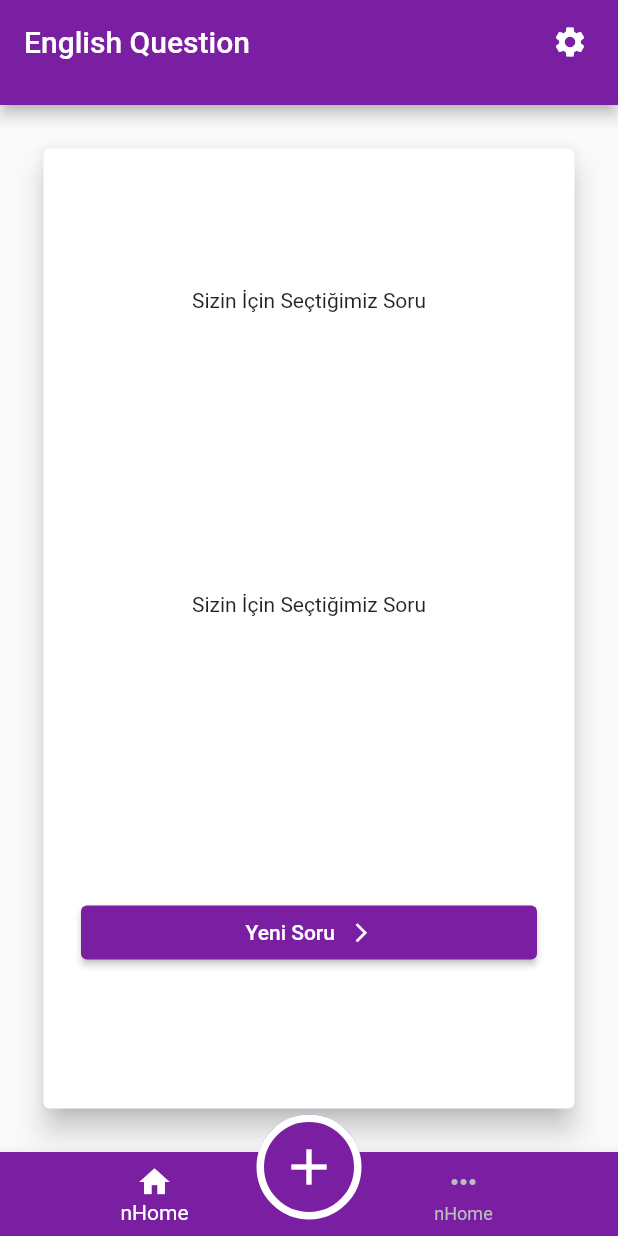
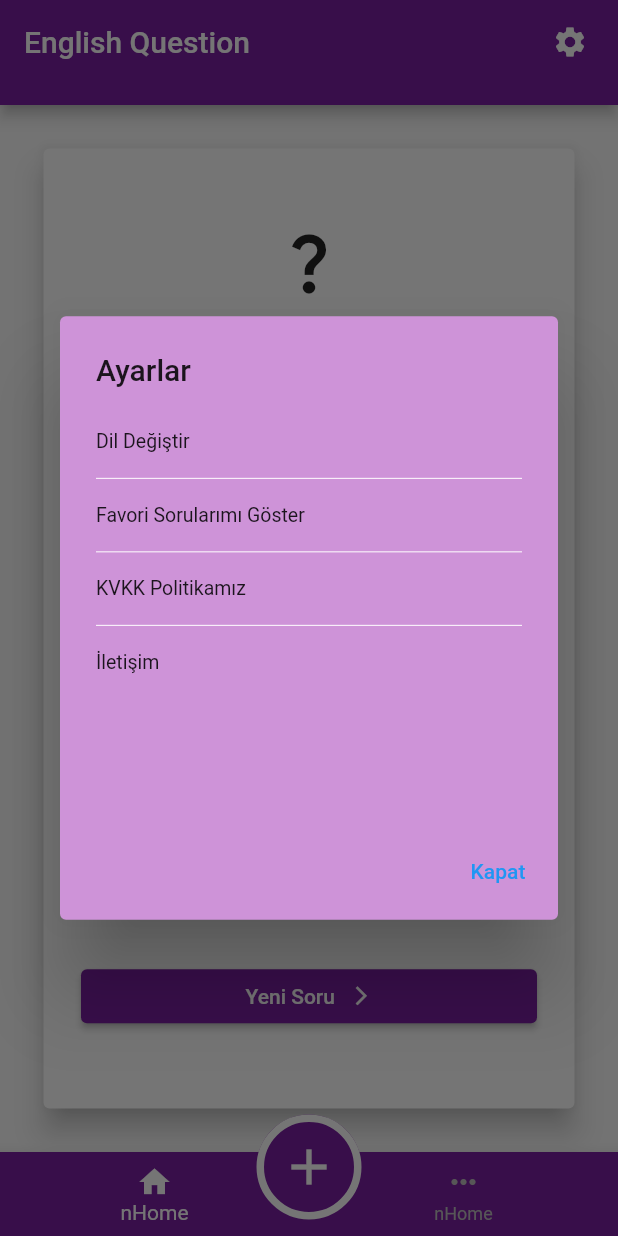
Before and after one commit to sercan46/Flutter-randomQuestion, a Flutter app: the screen it shows after launch, after a tap on the "settings" icon, on a phone screen of 412 x 824 dp. Run offline on Flutter 3.47's test engine with Material 2 defaults, Android fonts, the phone set to English and light mode, and no system bars; our stand-ins replace auto_size_text, easy_localization, form_builder_validators; missing offline and left inert: syncfusion_flutter_pdfviewer.

Commit message:
addSettingAndQuestionPage

```diff
--- a/lib/core/constants/navigation/navigation_constants.dart
+++ b/lib/core/constants/navigation/navigation_constants.dart
@@ -1,3 +1,6 @@
 class NavigationConstants {
+  static const DEFUALT = '/';
   static const HOME_PAGE = '/home';
+  static const ADD_QUESTION = '/add-question';
+  static const FAVORITE_LIST = '/favorite-list';
 }
--- a/lib/core/extension/helpers.dart
+++ b/lib/core/extension/helpers.dart
@@ -3,7 +3,9 @@ import 'package:flutter/material.dart';
 class Helpers {
   static const List<BottomNavigationBarItem> items = [
     BottomNavigationBarItem(
-        icon: Icon(Icons.home), label: 'nHome', backgroundColor: Colors.black),
+      icon: Icon(Icons.home),
+      label: 'nHome',
+    ),
     BottomNavigationBarItem(
       icon: Icon(Icons.more_horiz),
       label: 'nHome',
--- a/lib/core/init/navigation/INavigationService.dart
+++ b/lib/core/init/navigation/INavigationService.dart
@@ -1,7 +1,3 @@
-// <copyright file="INavigationService.dart" company="AcerPro Bilişim Teknolojileri A.Ş.">
-//     Copyright (c)
-// </copyright>
-
 abstract class INavigationService {
   Future<void> navigateToPage({String? path, Object? data});
   Future<void> navigateToPageClear({String? path, Object? data});
--- a/lib/core/init/navigation/navigation_route.dart
+++ b/lib/core/init/navigation/navigation_route.dart
@@ -1,10 +1,8 @@
-// <copyright file="navigation_route.dart" company="AcerPro Bilişim Teknolojileri A.Ş.">
-//     Copyright (c)
-// </copyright>
-
 import 'package:flutter/material.dart';
+import 'package:random_question/views/add_question/view/add_question_view.dart';
+import 'package:random_question/views/favorite_list/view/favorite_list.dart';
+import 'package:random_question/views/main_page/view/main_page_view.dart';
 import 'package:random_question/views/random_question/view/random_question_view.dart';
-
 import '../../constants/navigation/navigation_constants.dart';
 
 class NavigationRoute {
@@ -14,8 +12,14 @@ class NavigationRoute {
 
   Route<dynamic> generateRoute(RouteSettings args) {
     switch (args.name) {
+      case NavigationConstants.DEFUALT:
+        return _normalNavigate(const MainPageView(), args);
       case NavigationConstants.HOME_PAGE:
-        return _normalNavigate(RandomQuestionView(), args);
+        return _normalNavigate(const RandomQuestionView(), args);
+      case NavigationConstants.ADD_QUESTION:
+        return _normalNavigate(const AddQuestionView(), args);
+      case NavigationConstants.FAVORITE_LIST:
+        return _normalNavigate(const FavoriteListView(), args);
       default:
         return MaterialPageRoute(
             builder: (context) => const Scaffold(
--- a/lib/core/init/navigation/navigation_service.dart
+++ b/lib/core/init/navigation/navigation_service.dart
@@ -1,7 +1,3 @@
-// <copyright file="navigation_service.dart" company="AcerPro Bilişim Teknolojileri A.Ş.">
-//     Copyright (c)
-// </copyright>
-
 import 'package:flutter/cupertino.dart';
 import 'package:random_question/core/init/navigation/INavigationService.dart';
 
--- a/lib/core/init/notifier/provider_list.dart
+++ b/lib/core/init/notifier/provider_list.dart
@@ -1,7 +1,3 @@
-// <copyright file="provider_list.dart" company="AcerPro Bilişim Teknolojileri A.Ş.">
-//     Copyright (c)
-// </copyright>
-
 import 'package:provider/provider.dart';
 import 'package:provider/single_child_widget.dart';
 import 'package:random_question/core/init/navigation/navigation_service.dart';
--- a/lib/main.dart
+++ b/lib/main.dart
@@ -1,7 +1,3 @@
-// <copyright file="main.dart" company="AcerPro Bilişim Teknolojileri A.Ş.">
-//     Copyright (c)
-// </copyright>
-
 import 'package:easy_localization/easy_localization.dart';
 import 'package:flutter/material.dart';
 import 'package:provider/provider.dart';
@@ -11,7 +7,6 @@ import 'package:random_question/core/init/lang/language_manager.dart';
 import 'package:random_question/core/init/navigation/navigation_route.dart';
 import 'package:random_question/core/init/navigation/navigation_service.dart';
 import 'package:random_question/core/init/notifier/provider_list.dart';
-
 import 'core/init/theme/custom_theme.dart';
 
 Future<void> _init() async {
@@ -40,10 +35,10 @@ class MyApp extends StatelessWidget {
   @override
   Widget build(BuildContext context) {
     return MaterialApp(
-      title: 'SigortaPro Air OTP',
+      title: 'Random Question',
       debugShowCheckedModeBanner: false,
       theme: customTheme,
-      initialRoute: NavigationConstants.HOME_PAGE,
+      initialRoute: NavigationConstants.DEFUALT,
       localizationsDelegates: context.localizationDelegates,
       supportedLocales: context.supportedLocales,
       locale: context.locale,
--- a/lib/products/widgets/app_bar/custom_appbar.dart
+++ b/lib/products/widgets/app_bar/custom_appbar.dart
@@ -1,7 +1,13 @@
 import 'package:flutter/material.dart';
+import 'package:random_question/core/constants/navigation/navigation_constants.dart';
+import 'package:random_question/core/init/navigation/navigation_service.dart';
+import 'package:random_question/products/widgets/popup/settings_popup.dart';
 import 'package:random_question/products/widgets/text/custom_text.dart';
+import 'package:syncfusion_flutter_pdfviewer/pdfviewer.dart';
 
-class CustomAppBar extends StatefulWidget implements PreferredSizeWidget {
+final GlobalKey<SfPdfViewerState> _pdfViewerKey = GlobalKey();
+
+class CustomAppBar extends AppBar {
   @override
   State<CustomAppBar> createState() => _CustomAppBarState();
 
@@ -10,20 +16,144 @@ class CustomAppBar extends StatefulWidget implements PreferredSizeWidget {
 }
 
 class _CustomAppBarState extends State<CustomAppBar> {
+  final SettingPopup _settingPopup = SettingPopup();
+
   @override
   Widget build(BuildContext context) {
     return AppBar(
-      automaticallyImplyLeading: false,
+      // automaticallyImplyLeading: false,
       title: const CustomText(text: 'English Question'),
       actions: [
         Padding(
           padding: const EdgeInsets.only(right: 8.0),
           child: IconButton(
-            onPressed: () {},
-            icon: Icon(Icons.settings),
+            onPressed: () {
+              _settingPopup.showMyDialog(
+                context,
+                'Ayarlar',
+                addPopupBody(),
+                saveData,
+              );
+            },
+            icon: const Icon(
+              Icons.settings,
+            ),
           ),
         )
       ],
     );
   }
+
+  saveData() {}
+
+  Widget addPopupBody() {
+    return SizedBox(
+      width: MediaQuery.of(context).size.width * 0.9,
+      height: MediaQuery.of(context).size.height * 0.3,
+      child: SingleChildScrollView(
+        child: Column(
+          mainAxisAlignment: MainAxisAlignment.start,
+          crossAxisAlignment: CrossAxisAlignment.start,
+          children: [
+            Column(
+              children: const [
+                SizedBox(
+                  height: 9,
+                ),
+                CustomText(
+                  text: 'Dil Değiştir',
+                  textStyle: TextStyle(fontSize: 13),
+                ),
+                SizedBox(
+                  height: 9,
+                )
+              ],
+            ),
+            const Divider(
+              color: Colors.white,
+            ),
+            Column(
+              children: [
+                const SizedBox(
+                  height: 9,
+                ),
+                InkWell(
+                  onTap: () {
+                    NavigationService.instance.navigateToPage(
+                        path: NavigationConstants.FAVORITE_LIST);
+                  },
+                  child: const CustomText(
+                    text: 'Favori Sorularımı Göster',
+                    textStyle: TextStyle(fontSize: 13),
+                  ),
+                ),
+                const SizedBox(
+                  height: 9,
+                )
+              ],
+            ),
+            const Divider(
+              color: Colors.white,
+            ),
+            Column(
+              children: [
+                const SizedBox(
+                  height: 9,
+                ),
+                InkWell(
+                  onTap: (() {
+                    _pdfViewerKey.currentState?.openBookmarkView();
+                    _settingPopup.showMyDialog(
+                      context,
+                      'KVKK Metni',
+                      openPdf(),
+                      saveData,
+                    );
+                  }),
+                  child: const CustomText(
+                    text: 'KVKK Politikamız',
+                    textStyle: TextStyle(fontSize: 13),
+                  ),
+                ),
+                const SizedBox(
+                  height: 9,
+                )
+              ],
+            ),
+            const Divider(
+              color: Colors.white,
+            ),
+            Column(
+              children: const [
+                SizedBox(
+                  height: 9,
+                ),
+                CustomText(
+                  text: 'İletişim',
+                  textStyle: TextStyle(fontSize: 13),
+                ),
+                SizedBox(
+                  height: 9,
+                )
+              ],
+            ),
+          ],
+        ),
+      ),
+    );
+  }
+
+  openPdf() {
+    return SizedBox(
+      width: MediaQuery.of(context).size.width,
+      height: MediaQuery.of(context).size.height,
+      child: SfPdfViewer.network(
+        'https://www.mevzuat.gov.tr/mevzuatmetin/1.5.6698.pdf',
+        key: _pdfViewerKey,
+        enableDoubleTapZooming: true,
+        canShowScrollHead: true,
+        canShowScrollStatus: true,
+      ),
+    );
+  }
 }
--- a/lib/products/widgets/bottom_navigation_bar/custom_bottom_navigation_bar.dart
+++ b/lib/products/widgets/bottom_navigation_bar/custom_bottom_navigation_bar.dart
@@ -1,10 +1,11 @@
 import 'package:flutter/material.dart';
 import 'package:provider/provider.dart';
 import 'package:random_question/views/random_question/view-model/random_question_view_model.dart';
-
 import '../../../core/extension/helpers.dart';
 
 class CustomButtomNavigationBar extends StatefulWidget {
+  const CustomButtomNavigationBar({Key? key}) : super(key: key);
+
   @override
   _CustomButtomNavigationBarState createState() =>
       _CustomButtomNavigationBarState();
@@ -12,20 +13,19 @@ class CustomButtomNavigationBar extends StatefulWidget {
 
 class _CustomButtomNavigationBarState extends State<CustomButtomNavigationBar> {
   final List<BottomNavigationBarItem> _list = Helpers.items;
-  final RandomQuestionViewModel _randomQuestionViewModel =
-      RandomQuestionViewModel();
   int currentIndex = 0;
   @override
   Widget build(BuildContext context) {
     return Consumer<RandomQuestionViewModel>(
       builder: (context, value, child) {
         return BottomNavigationBar(
-            items: _list,
-            currentIndex: value.currentIndex,
-            onTap: (int index) {
-              Provider.of<RandomQuestionViewModel>(context, listen: false)
-                  .currentIndex = index;
-            });
+          items: _list,
+          currentIndex: value.currentIndex,
+          onTap: (int index) {
+            Provider.of<RandomQuestionViewModel>(context, listen: false)
+                .currentIndex = index;
+          },
+        );
       },
     );
   }
--- /dev/null
+++ b/lib/products/widgets/popup/settings_popup.dart
@@ -0,0 +1,32 @@
+import 'package:flutter/material.dart';
+
+class SettingPopup {
+  Future<void> showMyDialog(BuildContext context, String title, Widget body,
+      Function() okeyClick) async {
+    return showDialog<void>(
+      context: context,
+      builder: (BuildContext context) {
+        return AlertDialog(
+          backgroundColor: Colors.purple[200],
+          title: Text(title),
+          content: SingleChildScrollView(
+            child: body,
+          ),
+          actions: <Widget>[
+            TextButton(
+              child: const Text(
+                'Kapat',
+                style: TextStyle(
+                  color: Colors.blue,
+                ),
+              ),
+              onPressed: () {
+                Navigator.of(context).pop();
+              },
+            ),
+          ],
+        );
+      },
+    );
+  }
+}
--- /dev/null
+++ b/lib/views/add_question/view/add_question_view.dart
@@ -0,0 +1,141 @@
+import 'package:flutter/material.dart';
+import 'package:form_builder_validators/form_builder_validators.dart';
+import '../../../products/widgets/text/custom_text.dart';
+
+class AddQuestionView extends StatefulWidget {
+  const AddQuestionView({Key? key}) : super(key: key);
+
+  @override
+  State<AddQuestionView> createState() => _AddQuestionViewState();
+}
+
+class _AddQuestionViewState extends State<AddQuestionView> {
+  TextEditingController addQuestionTxt = TextEditingController();
+  @override
+  Widget build(BuildContext context) {
+    return Scaffold(
+      body: Padding(
+        padding: const EdgeInsets.all(25.0),
+        child: Card(
+          elevation: 8,
+          shadowColor: Colors.black,
+          child: Column(
+            mainAxisAlignment: MainAxisAlignment.center,
+            crossAxisAlignment: CrossAxisAlignment.stretch,
+            children: [
+              Padding(
+                padding: const EdgeInsets.all(15.0),
+                child: TextFormField(
+                  style: TextStyle(
+                    color: Colors.purple[700],
+                    fontSize: 13,
+                  ),
+                  maxLength: 120,
+                  onSaved: (value) {},
+                  textInputAction: TextInputAction.next,
+                  controller: addQuestionTxt,
+                  cursorColor: Theme.of(context).primaryColor,
+                  validator: FormBuilderValidators.required(
+                    errorText: 'LocaleKeys.error_requiredField.locale',
+                  ),
+                  decoration: InputDecoration(
+                    labelText: 'Soru Giriniz...',
+                    labelStyle: TextStyle(
+                      fontWeight: FontWeight.bold,
+                      color: Colors.purple[700],
+                    ),
+                    disabledBorder: const OutlineInputBorder(
+                      borderSide: BorderSide(
+                        width: 2,
+                        color: Color.fromARGB(255, 123, 31, 162),
+                      ),
+                    ),
+                    enabledBorder: const OutlineInputBorder(
+                      borderSide: BorderSide(
+                        width: 1,
+                        color: Color.fromARGB(255, 123, 31, 162),
+                      ),
+                    ),
+                    errorBorder: const OutlineInputBorder(
+                      borderSide: BorderSide(color: Colors.pink),
+                    ),
+                    focusedErrorBorder: const OutlineInputBorder(
+                      borderSide: BorderSide(
+                        color: Color.fromARGB(255, 123, 31, 162),
+                      ),
+                    ),
+                    focusedBorder: const OutlineInputBorder(
+                      borderSide: BorderSide(
+                        color: Color.fromARGB(255, 123, 31, 162),
+                      ),
+                    ),
+                    border: const OutlineInputBorder(
+                      borderSide: BorderSide(
+                        color: Color.fromARGB(255, 123, 31, 162),
+                      ),
+                    ),
+                  ),
+                ),
+              ),
+              Padding(
+                padding: const EdgeInsets.only(left: 25.0, right: 25.0),
+                child: ElevatedButton(
+                  style: ButtonStyle(
+                    backgroundColor: MaterialStateProperty.all(
+                      Colors.purple[700],
+                    ),
+                  ),
+                  onPressed: () {},
+                  child: Row(
+                    mainAxisAlignment: MainAxisAlignment.center,
+                    children: const [
+                      CustomText(text: 'Yeni Soru Gönder'),
+                      SizedBox(
+                        width: 10,
+                      ),
+                      Icon(
+                        Icons.send,
+                        size: 15,
+                      )
+                    ],
+                  ),
+                ),
+              ),
+            ],
+          ),
+        ),
+      ),
+    );
+  }
+
+  Padding buildFloatingAction() {
+    return Padding(
+      padding: const EdgeInsets.only(
+        top: 20,
+      ),
+      child: SizedBox(
+        height: 70,
+        width: 70,
+        child: FloatingActionButton(
+          elevation: 0,
+          onPressed: () {},
+          child: Container(
+            height: 75,
+            width: 75,
+            decoration: BoxDecoration(
+              border: Border.all(
+                color: Colors.white,
+                width: 5,
+              ),
+              shape: BoxShape.circle,
+            ),
+            child: const Icon(
+              Icons.add,
+              size: 40,
+            ),
+          ),
+        ),
+      ),
+    );
+  }
+}
--- /dev/null
+++ b/lib/views/favorite_list/view/favorite_list.dart
@@ -0,0 +1,61 @@
+import 'package:flutter/material.dart';
+import 'package:random_question/products/widgets/app_bar/custom_appbar.dart';
+import 'package:random_question/products/widgets/text/custom_text.dart';
+
+class FavoriteListView extends StatefulWidget {
+  const FavoriteListView({Key? key}) : super(key: key);
+
+  @override
+  State<FavoriteListView> createState() => _FavoriteListViewState();
+}
+
+class _FavoriteListViewState extends State<FavoriteListView> {
+  List numberTruthList = [1, 2, 3, 1, 2, 3, 1, 2, 3, 1, 2, 3, 1, 2, 3, 1, 2, 3];
+  @override
+  Widget build(BuildContext context) {
+    return Scaffold(
+        appBar: CustomAppBar(),
+        body: Column(
+          children: [
+            SizedBox(
+              height: 40,
+              child: Center(
+                child: CustomText(
+                  text: 'Favori Sorularım',
+                  textStyle: TextStyle(
+                      fontWeight: FontWeight.bold,
+                      fontSize: 16,
+                      color: Colors.purple[700]),
+                ),
+              ),
+            ),
+            Expanded(
+              flex: 1,
+              child: ListView.builder(
+                itemCount: numberTruthList.length,
+                itemBuilder: (context, i) {
+                  return Card(
+                    elevation: 4,
+                    shadowColor: Colors.black,
+                    child: ListTile(
+                      title: CustomText(
+                        text: (i + 1).toString(),
+                        textStyle: const TextStyle(fontSize: 14),
+                      ),
+                      subtitle: const CustomText(
+                        text: 'Soru İçeriği',
+                        textStyle: TextStyle(fontSize: 13),
+                      ),
+                      trailing: const Icon(
+                        Icons.delete,
+                        color: Colors.red,
+                      ),
+                    ),
+                  );
+                },
+              ),
+            )
+          ],
+        ));
+  }
+}
--- /dev/null
+++ b/lib/views/main_page/view/main_page_view.dart
@@ -0,0 +1,67 @@
+import 'package:flutter/material.dart';
+import 'package:provider/provider.dart';
+import 'package:random_question/views/add_question/view/add_question_view.dart';
+import '../../../products/widgets/app_bar/custom_appbar.dart';
+import '../../../products/widgets/bottom_navigation_bar/custom_bottom_navigation_bar.dart';
+import '../../random_question/view-model/random_question_view_model.dart';
+import '../../random_question/view/random_question_view.dart';
+
+class MainPageView extends StatefulWidget {
+  const MainPageView({Key? key}) : super(key: key);
+
+  @override
+  _MainPageViewState createState() => _MainPageViewState();
+}
+
+class _MainPageViewState extends State<MainPageView> {
+  @override
+  Widget build(BuildContext context) {
+    return Scaffold(
+        appBar: CustomAppBar(),
+        floatingActionButton:
+            Provider.of<RandomQuestionViewModel>(context, listen: true)
+                        .currentIndex ==
+                    0
+                ? buildFloatingAction()
+                : Container(),
+        floatingActionButtonLocation: FloatingActionButtonLocation.centerDocked,
+        body: IndexedStack(
+          index: Provider.of<RandomQuestionViewModel>(context, listen: true)
+              .currentIndex,
+          children: const [
+            RandomQuestionView(),
+            AddQuestionView(),
+          ],
+        ),
+        bottomNavigationBar: const CustomButtomNavigationBar());
+  }
+
+  Padding buildFloatingAction() {
+    return Padding(
+      padding: const EdgeInsets.only(top: 20),
+      child: SizedBox(
+        height: 70,
+        width: 70,
+        child: FloatingActionButton(
+          elevation: 0,
+          onPressed: () {},
+          child: Container(
+            height: 75,
+            width: 75,
+            decoration: BoxDecoration(
+              border: Border.all(
+                color: Colors.white,
+                width: 5,
+              ),
+              shape: BoxShape.circle,
+            ),
+            child: const Icon(
+              Icons.add,
+              size: 40,
+            ),
+          ),
+        ),
+      ),
+    );
+  }
+}
--- a/lib/views/random_question/view/random_question_view.dart
+++ b/lib/views/random_question/view/random_question_view.dart
@@ -1,10 +1,9 @@
 import 'package:flutter/material.dart';
-import 'package:random_question/core/extension/helpers.dart';
 import 'package:random_question/products/widgets/text/custom_text.dart';
-import '../../../products/widgets/app_bar/custom_appbar.dart';
-import '../../../products/widgets/bottom_navigation_bar/custom_bottom_navigation_bar.dart';
 
 class RandomQuestionView extends StatefulWidget {
+  const RandomQuestionView({Key? key}) : super(key: key);
+
   @override
   _RandomQuestionViewState createState() => _RandomQuestionViewState();
 }
@@ -13,9 +12,6 @@ class _RandomQuestionViewState extends State<RandomQuestionView> {
   @override
   Widget build(BuildContext context) {
     return Scaffold(
-        appBar: CustomAppBar(),
-        floatingActionButton: buildFloatingAction(),
-        floatingActionButtonLocation: FloatingActionButtonLocation.centerDocked,
       body: Padding(
         padding: const EdgeInsets.all(25.0),
         child: Card(
@@ -25,10 +21,44 @@ class _RandomQuestionViewState extends State<RandomQuestionView> {
             mainAxisAlignment: MainAxisAlignment.spaceAround,
             crossAxisAlignment: CrossAxisAlignment.stretch,
             children: [
+              Column(
+                children: const [
+                  Center(
+                      child: Icon(
+                    Icons.question_mark_sharp,
+                    size: 50,
+                  )),
+                  SizedBox(
+                    height: 15,
+                  ),
+                  Center(
+                    child: CustomText(
+                      text: 'Sizin İçin Seçtiğimiz Soru',
+                    ),
+                  )
+                ],
+              ),
               const Center(
-                    child: CustomText(text: 'Sizin İçin Seçtiğimiz Soru')),
+                child: CustomText(
+                  text: 'What is Up?',
+                  textStyle: TextStyle(
+                      color: Color.fromARGB(255, 123, 31, 162),
+                      fontWeight: FontWeight.w800),
+                ),
+              ),
               const Center(
-                    child: CustomText(text: 'Sizin İçin Seçtiğimiz Soru')),
+                child: Padding(
+                  padding: EdgeInsets.all(30.0),
+                  child: CustomText(
+                    text:
+                        'Soruyu Favorinize Eklemek İçin Aşağıdaki + Butonuna Tıklayınız.',
+                    textStyle: TextStyle(
+                      fontSize: 11,
+                      color: Colors.grey,
+                    ),
+                  ),
+                ),
+              ),
               Padding(
                 padding: const EdgeInsets.only(left: 25.0, right: 25.0),
                 child: ElevatedButton(
@@ -40,8 +70,8 @@ class _RandomQuestionViewState extends State<RandomQuestionView> {
                   onPressed: () {},
                   child: Row(
                     mainAxisAlignment: MainAxisAlignment.center,
-                        children: [
-                          Text('Yeni Soru'),
+                    children: const [
+                      CustomText(text: 'Yeni Soru'),
                       SizedBox(
                         width: 10,
                       ),
@@ -50,18 +80,19 @@ class _RandomQuestionViewState extends State<RandomQuestionView> {
                         size: 15,
                       )
                     ],
-                      )),
+                  ),
+                ),
               )
             ],
           ),
         ),
       ),
-        bottomNavigationBar: CustomButtomNavigationBar());
+    );
   }
 
   Padding buildFloatingAction() {
     return Padding(
-      padding: EdgeInsets.only(top: 20),
+      padding: const EdgeInsets.only(top: 20),
       child: SizedBox(
         height: 70,
         width: 70,
@@ -72,10 +103,16 @@ class _RandomQuestionViewState extends State<RandomQuestionView> {
             height: 75,
             width: 75,
             decoration: BoxDecoration(
-              border: Border.all(color: Colors.white, width: 5),
+              border: Border.all(
+                color: Colors.white,
+                width: 5,
+              ),
               shape: BoxShape.circle,
             ),
-            child: Icon(Icons.add, size: 40),
+            child: const Icon(
+              Icons.add,
+              size: 40,
+            ),
           ),
         ),
       ),
--- a/pubspec.yaml
+++ b/pubspec.yaml
@@ -12,13 +12,14 @@ dependencies:
   flutter:
     sdk: flutter
 
-
   cupertino_icons: ^1.0.2
   easy_localization: ^3.0.0
   dio: ^4.0.6
   provider: ^6.0.2
   hive: ^2.1.0
   auto_size_text: ^3.0.0
+  form_builder_validators: ^8.1.0
+  syncfusion_flutter_pdfviewer: ^20.1.48-beta.1
 
 dev_dependencies:
   flutter_test:
```
Also changed, not shown: pubspec.lock. Lines whose indentation alone changed are shown as unchanged.
